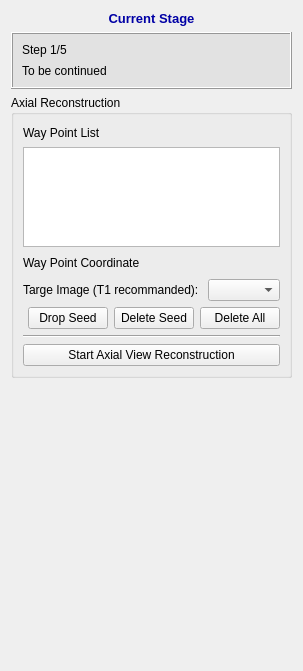
Before: the Qt Designer form codes/InteractorStyles/QInteractorStyleObliqueViewSeedsPlacer.ui in wuzhuobin/PlaqueQuant, drawn with Qt 5.
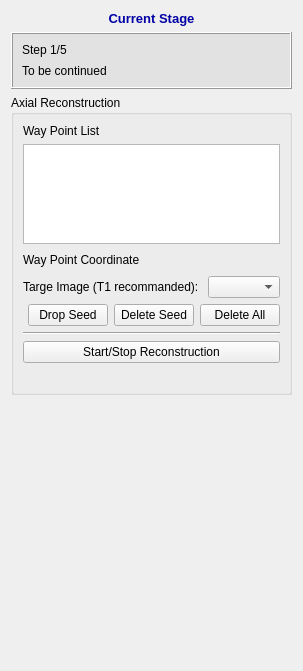
After: the same form once the commit is applied.

Commit message: Finish reslice view

```diff
--- a/codes/InteractorStyles/QInteractorStyleObliqueViewSeedsPlacer.ui
+++ b/codes/InteractorStyles/QInteractorStyleObliqueViewSeedsPlacer.ui
@@ -229,9 +229,7 @@
        </widget>
       </item>
       <item>
-       <layout class="QHBoxLayout" name="horizontalLayout">
-        <item>
-         <widget class="QPushButton" name="pushBtnExtractLumen">
+       <widget class="QPushButton" name="pushBtnAxialReconstruction">
           <property name="sizePolicy">
            <sizepolicy hsizetype="Preferred" vsizetype="Fixed">
             <horstretch>0</horstretch>
@@ -239,11 +237,21 @@
            </sizepolicy>
           </property>
           <property name="text">
-           <string>Start Axial View Reconstruction</string>
+         <string>Start/Stop Reconstruction</string>
           </property>
          </widget>
         </item>
-       </layout>
+      <item>
+       <widget class="QLabel" name="labelReconstructionStatus">
+        <property name="styleSheet">
+         <string notr="true">QWidget {
+	color: rgb(255, 0, 0);
+}</string>
+        </property>
+        <property name="text">
+         <string/>
+        </property>
+       </widget>
       </item>
      </layout>
      <zorder>line</zorder>
```
Left out of the diff: 3 changed lines with no effect on the pictures. Lines whose indentation alone changed are shown as unchanged. The commit also changes 6 other files.
